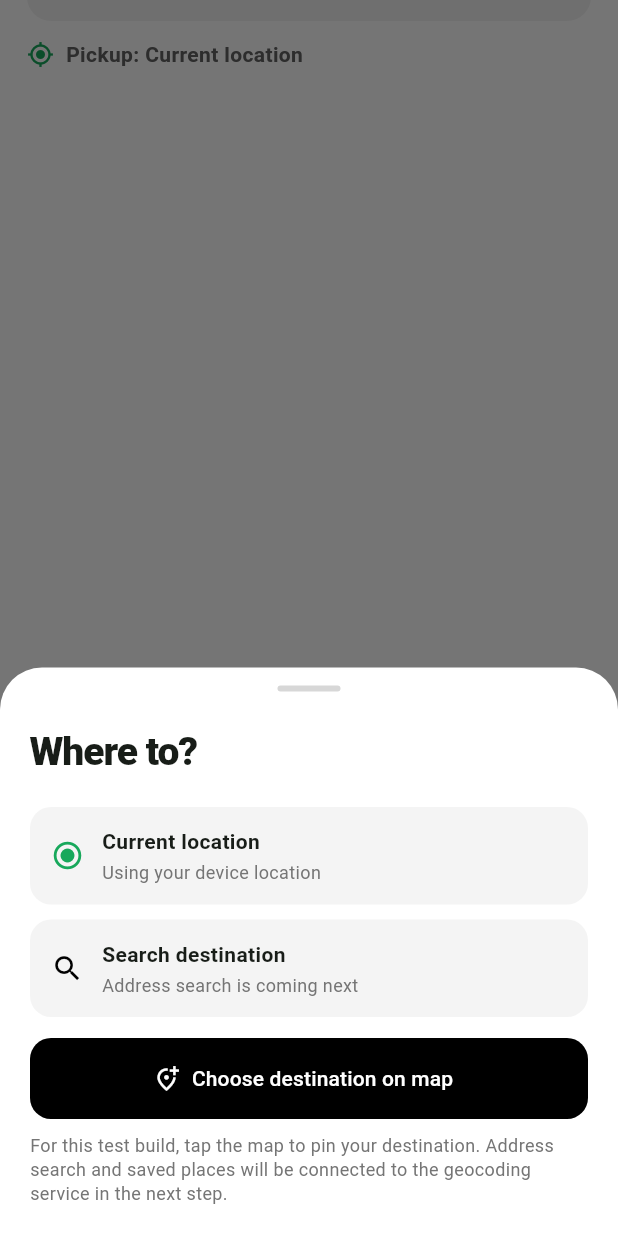
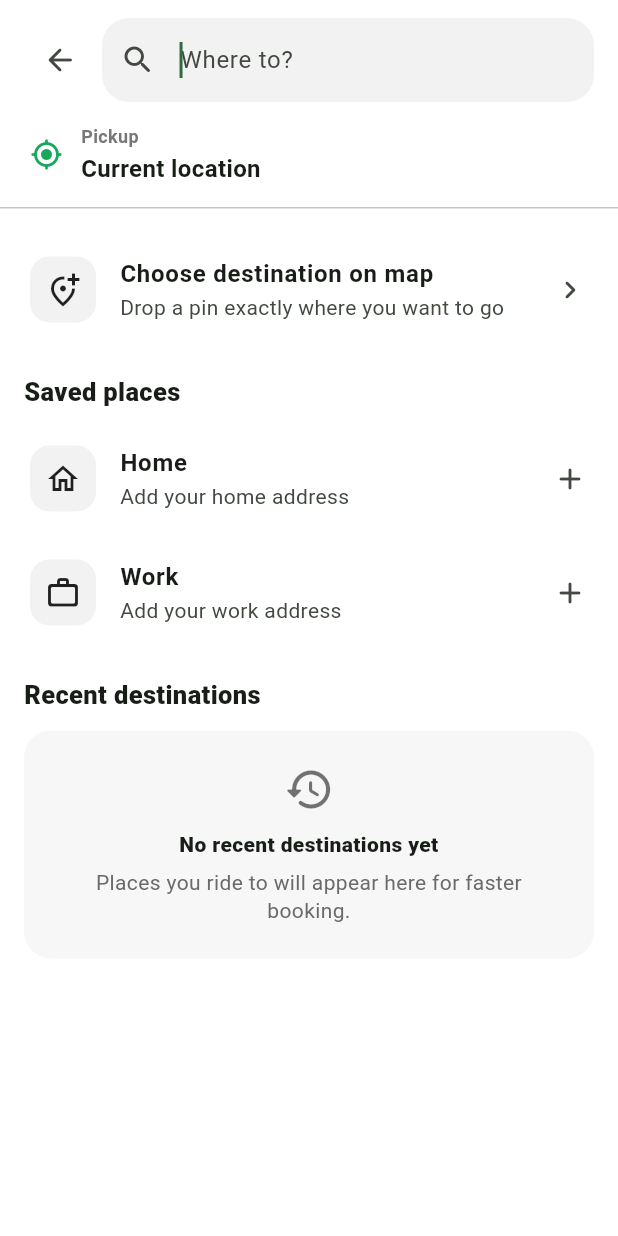
Before and after one commit to muirenee/Fida-Ride, a Flutter app: the screen it shows after launch, after a tap on "Where to?", on a phone screen of 412 x 824 dp. Run offline on Flutter 3.47's test engine with Material 3 defaults, Android fonts, the phone set to English and light mode, and no system bars; drawn by our look-alikes of flutter_map; our stand-ins replace dio, flutter_bloc, flutter_secure_storage, geolocator, latlong2.

Commit message:
fix: complete rider destination search screen

```diff
--- a/apps/fida_rider/lib/app/rider_home_screen.dart
+++ b/apps/fida_rider/lib/app/rider_home_screen.dart
@@ -39,85 +39,15 @@ final class _RiderHomeScreenState extends State<RiderHomeScreen> {
     });
   }
 
-  Future<void> _openDestinationSheet() {
-    return showModalBottomSheet<void>(
-      context: context,
-      isScrollControlled: true,
-      showDragHandle: false,
-      backgroundColor: Colors.white,
-      builder: (BuildContext context) {
-        final EdgeInsets insets = MediaQuery.viewInsetsOf(context);
-        return Padding(
-          padding: EdgeInsets.fromLTRB(20, 12, 20, 20 + insets.bottom),
-          child: SafeArea(
-            top: false,
-            child: Column(
-              mainAxisSize: MainAxisSize.min,
-              crossAxisAlignment: CrossAxisAlignment.stretch,
-              children: <Widget>[
-                Align(
-                  alignment: Alignment.center,
-                  child: Container(
-                    width: 42,
-                    height: 4,
-                    decoration: BoxDecoration(
-                      color: const Color(0xFFD7D7D7),
-                      borderRadius: BorderRadius.circular(100),
-                    ),
-                  ),
-                ),
-                const SizedBox(height: 22),
-                const Text(
-                  'Where to?',
-                  style: TextStyle(
-                    fontSize: 26,
-                    fontWeight: FontWeight.w800,
-                    letterSpacing: -0.7,
-                  ),
-                ),
-                const SizedBox(height: 18),
-                const _LocationField(
-                  icon: Icons.radio_button_checked,
-                  iconColor: Color(0xFF17A85B),
-                  title: 'Current location',
-                  subtitle: 'Using your device location',
-                ),
-                const SizedBox(height: 10),
-                const _LocationField(
-                  icon: Icons.search,
-                  iconColor: Colors.black,
-                  title: 'Search destination',
-                  subtitle: 'Address search is coming next',
-                ),
-                const SizedBox(height: 14),
-                FilledButton.icon(
-                  onPressed: _startMapSelection,
-                  icon: const Icon(Icons.add_location_alt_outlined),
-                  label: const Text('Choose destination on map'),
-                  style: FilledButton.styleFrom(
-                    backgroundColor: Colors.black,
-                    foregroundColor: Colors.white,
-                    minimumSize: const Size.fromHeight(54),
-                    shape: RoundedRectangleBorder(
-                      borderRadius: BorderRadius.circular(14),
-                    ),
-                  ),
-                ),
-                const SizedBox(height: 10),
-                Text(
-                  'For this test build, tap the map to pin your destination. Address search and saved places will be connected to the geocoding service in the next step.',
-                  style: TextStyle(
-                    color: Colors.grey.shade600,
-                    fontSize: 12,
-                    height: 1.35,
-                  ),
-                ),
-              ],
-            ),
-          ),
-        );
-      },
+  Future<void> _openDestinationSheet() async {
+    final bool? chooseOnMap = await Navigator.of(context).push<bool>(
+      MaterialPageRoute<bool>(
+        builder: (BuildContext context) => const _DestinationSearchScreen(),
+      ),
     );
+
+    if (!mounted || chooseOnMap != true) return;
+    setState(() => _selectingDestination = true);
   }
 
   @override
@@ -428,6 +358,260 @@ final class _HomePanel extends StatelessWidget {
   }
 }
 
+final class _DestinationSearchScreen extends StatefulWidget {
+  const _DestinationSearchScreen();
+
+  @override
+  State<_DestinationSearchScreen> createState() =>
+      _DestinationSearchScreenState();
+}
+
+final class _DestinationSearchScreenState
+    extends State<_DestinationSearchScreen> {
+  final TextEditingController _searchController = TextEditingController();
+  String _query = '';
+
+  @override
+  void dispose() {
+    _searchController.dispose();
+    super.dispose();
+  }
+
+  @override
+  Widget build(BuildContext context) {
+    final bool hasQuery = _query.trim().isNotEmpty;
+
+    return Scaffold(
+      backgroundColor: Colors.white,
+      body: SafeArea(
+        child: Column(
+          children: <Widget>[
+            Padding(
+              padding: const EdgeInsets.fromLTRB(16, 12, 16, 10),
+              child: Row(
+                children: <Widget>[
+                  IconButton(
+                    onPressed: () => Navigator.of(context).pop(false),
+                    icon: const Icon(Icons.arrow_back_rounded),
+                    tooltip: 'Back',
+                  ),
+                  const SizedBox(width: 4),
+                  Expanded(
+                    child: TextField(
+                      controller: _searchController,
+                      autofocus: true,
+                      textInputAction: TextInputAction.search,
+                      onChanged: (String value) =>
+                          setState(() => _query = value),
+                      decoration: InputDecoration(
+                        hintText: 'Where to?',
+                        prefixIcon: const Icon(Icons.search_rounded),
+                        suffixIcon: hasQuery
+                            ? IconButton(
+                                onPressed: () {
+                                  _searchController.clear();
+                                  setState(() => _query = '');
+                                },
+                                icon: const Icon(Icons.close_rounded),
+                              )
+                            : null,
+                        filled: true,
+                        fillColor: const Color(0xFFF2F2F2),
+                        border: OutlineInputBorder(
+                          borderRadius: BorderRadius.circular(18),
+                          borderSide: BorderSide.none,
+                        ),
+                        contentPadding: const EdgeInsets.symmetric(
+                          horizontal: 16,
+                          vertical: 16,
+                        ),
+                      ),
+                    ),
+                  ),
+                ],
+              ),
+            ),
+            const Padding(
+              padding: EdgeInsets.fromLTRB(20, 4, 20, 14),
+              child: Row(
+                children: <Widget>[
+                  Icon(
+                    Icons.my_location_rounded,
+                    color: Color(0xFF17A85B),
+                    size: 22,
+                  ),
+                  SizedBox(width: 12),
+                  Expanded(
+                    child: Column(
+                      crossAxisAlignment: CrossAxisAlignment.start,
+                      children: <Widget>[
+                        Text(
+                          'Pickup',
+                          style: TextStyle(
+                            fontSize: 12,
+                            color: Color(0xFF777777),
+                            fontWeight: FontWeight.w600,
+                          ),
+                        ),
+                        SizedBox(height: 2),
+                        Text(
+                          'Current location',
+                          style: TextStyle(
+                            fontSize: 16,
+                            fontWeight: FontWeight.w700,
+                          ),
+                        ),
+                      ],
+                    ),
+                  ),
+                ],
+              ),
+            ),
+            const Divider(height: 1),
+            Expanded(
+              child: ListView(
+                padding: const EdgeInsets.fromLTRB(16, 16, 16, 28),
+                children: <Widget>[
+                  _DestinationActionTile(
+                    icon: Icons.add_location_alt_outlined,
+                    title: 'Choose destination on map',
+                    subtitle: 'Drop a pin exactly where you want to go',
+                    onTap: () => Navigator.of(context).pop(true),
+                  ),
+                  const SizedBox(height: 18),
+                  const Text(
+                    'Saved places',
+                    style: TextStyle(
+                      fontSize: 17,
+                      fontWeight: FontWeight.w800,
+                    ),
+                  ),
+                  const SizedBox(height: 8),
+                  const _DestinationActionTile(
+                    icon: Icons.home_outlined,
+                    title: 'Home',
+                    subtitle: 'Add your home address',
+                  ),
+                  const _DestinationActionTile(
+                    icon: Icons.work_outline_rounded,
+                    title: 'Work',
+                    subtitle: 'Add your work address',
+                  ),
+                  const SizedBox(height: 18),
+                  Text(
+                    hasQuery ? 'Search' : 'Recent destinations',
+                    style: const TextStyle(
+                      fontSize: 17,
+                      fontWeight: FontWeight.w800,
+                    ),
+                  ),
+                  const SizedBox(height: 12),
+                  if (hasQuery)
+                    _DestinationEmptyState(
+                      icon: Icons.search_rounded,
+                      title: 'Searching for “${_query.trim()}”',
+                      subtitle:
+                          'Address search will be connected to the Fida geocoding service. You can choose the destination on the map now.',
+                    )
+                  else
+                    const _DestinationEmptyState(
+                      icon: Icons.history_rounded,
+                      title: 'No recent destinations yet',
+                      subtitle:
+                          'Places you ride to will appear here for faster booking.',
+                    ),
+                ],
+              ),
+            ),
+          ],
+        ),
+      ),
+    );
+  }
+}
+
+final class _DestinationActionTile extends StatelessWidget {
+  const _DestinationActionTile({
+    required this.icon,
+    required this.title,
+    required this.subtitle,
+    this.onTap,
+  });
+
+  final IconData icon;
+  final String title;
+  final String subtitle;
+  final VoidCallback? onTap;
+
+  @override
+  Widget build(BuildContext context) {
+    return ListTile(
+      onTap: onTap,
+      contentPadding: const EdgeInsets.symmetric(horizontal: 4, vertical: 2),
+      leading: Container(
+        width: 44,
+        height: 44,
+        decoration: BoxDecoration(
+          color: const Color(0xFFF2F2F2),
+          borderRadius: BorderRadius.circular(13),
+        ),
+        child: Icon(icon, color: Colors.black87),
+      ),
+      title: Text(
+        title,
+        style: const TextStyle(fontWeight: FontWeight.w700),
+      ),
+      subtitle: Text(subtitle),
+      trailing: onTap == null
+          ? const Icon(Icons.add_rounded)
+          : const Icon(Icons.chevron_right_rounded),
+    );
+  }
+}
+
+final class _DestinationEmptyState extends StatelessWidget {
+  const _DestinationEmptyState({
+    required this.icon,
+    required this.title,
+    required this.subtitle,
+  });
+
+  final IconData icon;
+  final String title;
+  final String subtitle;
+
+  @override
+  Widget build(BuildContext context) {
+    return Container(
+      padding: const EdgeInsets.all(22),
+      decoration: BoxDecoration(
+        color: const Color(0xFFF7F7F7),
+        borderRadius: BorderRadius.circular(18),
+      ),
+      child: Column(
+        children: <Widget>[
+          Icon(icon, size: 34, color: Colors.black54),
+          const SizedBox(height: 10),
+          Text(
+            title,
+            textAlign: TextAlign.center,
+            style: const TextStyle(fontWeight: FontWeight.w800),
+          ),
+          const SizedBox(height: 6),
+          Text(
+            subtitle,
+            textAlign: TextAlign.center,
+            style: const TextStyle(
+              color: Color(0xFF6A6A6A),
+              height: 1.35,
+            ),
+          ),
+        ],
+      ),
+    );
+  }
+}
+
 final class _RideOption extends StatelessWidget {
   const _RideOption({
     required this.value,
@@ -475,53 +659,6 @@ final class _RideOption extends StatelessWidget {
   }
 }
 
-final class _LocationField extends StatelessWidget {
-  const _LocationField({
-    required this.icon,
-    required this.iconColor,
-    required this.title,
-    required this.subtitle,
-  });
-
-  final IconData icon;
-  final Color iconColor;
-  final String title;
-  final String subtitle;
-
-  @override
-  Widget build(BuildContext context) {
-    return Container(
-      padding: const EdgeInsets.symmetric(horizontal: 14, vertical: 13),
-      decoration: BoxDecoration(
-        color: const Color(0xFFF4F4F4),
-        borderRadius: BorderRadius.circular(14),
-      ),
-      child: Row(
-        children: <Widget>[
-          Icon(icon, color: iconColor, size: 22),
-          const SizedBox(width: 12),
-          Expanded(
-            child: Column(
-              crossAxisAlignment: CrossAxisAlignment.start,
-              children: <Widget>[
-                Text(
-                  title,
-                  style: const TextStyle(fontWeight: FontWeight.w700),
-                ),
-                const SizedBox(height: 2),
-                Text(
-                  subtitle,
-                  style: TextStyle(color: Colors.grey.shade600, fontSize: 12),
-                ),
-              ],
-            ),
-          ),
-        ],
-      ),
-    );
-  }
-}
-
 final class _RoundActionButton extends StatelessWidget {
   const _RoundActionButton({
     required this.icon,
```
